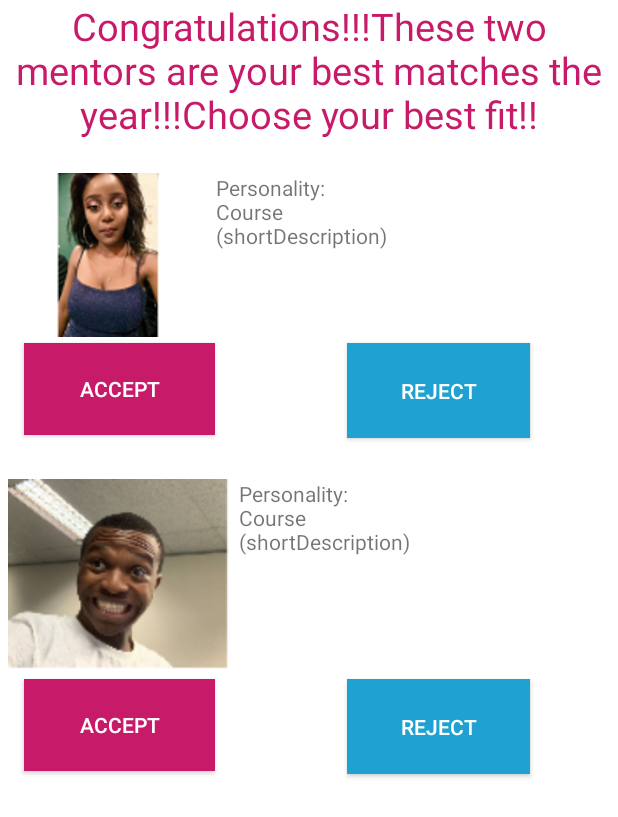
After one commit to Stelele/FirabaseTryout, an Android app: the layout final_results.xml on its own in the app's theme, with its tools: preview values and no code run, on a phone screen of 412 x 824 dp. The commit adds this screen. Shown: the top 817 px of the screen. Run offline under Robolectric (Android 15) with nearby library versions, the phone set to English and light mode, and no system bars.

Commit message:
Modified GameLogic Class
Merge branch 'giftEdit' of https://github.com/Stelele/FirabaseTryout into Lindelani

# Conflicts:
#	app/build.gradle
#	app/src/main/java/com/example/firabasetryout/Main2Activity.java
#	app/src/main/res/values/strings.xml

```diff
--- a/app/src/main/java/com/example/firabasetryout/GameLogic.java
+++ b/app/src/main/java/com/example/firabasetryout/GameLogic.java
@@ -61,6 +61,7 @@ public class GameLogic extends AppCompatActivity {
      * */
     public void getMatches(){
         //Get matches after the final proceed button hav been clicked
+
     }
 
     /**
@@ -108,6 +109,9 @@ public class GameLogic extends AppCompatActivity {
                         //Toast to the display the results
                         Toast.makeText(v.getContext(), test.getMax(), Toast.LENGTH_LONG).show();
                         //Call Match
+                        //Display Results screen
+                        setContentView(R.layout.final_results);
+
                     }
                 default:
                     break;
--- a/app/src/main/java/com/example/firabasetryout/MainActivity.java
+++ b/app/src/main/java/com/example/firabasetryout/MainActivity.java
@@ -26,13 +26,15 @@ public class MainActivity extends AppCompatActivity {
         myRef.child("gnoewngeie").child("mary").setValue("Hello World");
 
         Button btnLogin = findViewById(R.id.btnLogIn);
+        Button btnSignUp = findViewById(R.id.btnSingUp);
 
-        ButtonClickListner buttonListen = new ButtonClickListner();
+        ButtonClickListener buttonListen = new ButtonClickListener();
         btnLogin.setOnClickListener(buttonListen);
+        btnSignUp.setOnClickListener(buttonListen);
 
     }
 
-    public class ButtonClickListner implements View.OnClickListener{
+    public class ButtonClickListener implements View.OnClickListener{
 
         @Override
         public void onClick(View v) {
--- /dev/null
+++ b/app/src/main/res/layout/final_results.xml
@@ -0,0 +1,119 @@
+<?xml version="1.0" encoding="utf-8"?>
+<LinearLayout xmlns:android="http://schemas.android.com/apk/res/android"
+    xmlns:app="http://schemas.android.com/apk/res-auto"
+    xmlns:tools="http://schemas.android.com/tools"
+    android:orientation="vertical" android:layout_width="match_parent"
+    android:layout_height="match_parent"
+    android:background="@color/cardview_light_background">
+    <TextView
+        android:id="@+id/textView4"
+        android:layout_width="match_parent"
+        android:layout_height="115dp"
+        android:text="@string/final_msg"
+        android:textAlignment="center"
+        android:textColor="@color/purple"
+        android:textSize="25dp" />
+
+    <androidx.constraintlayout.widget.ConstraintLayout
+        android:layout_width="match_parent"
+        android:layout_height="200dp">
+
+        <ImageView
+            android:id="@+id/img_mentor1"
+            android:layout_width="144dp"
+            android:layout_height="109dp"
+            android:src="@drawable/mentor_1"
+            app:layout_constraintStart_toStartOf="parent"
+            app:layout_constraintTop_toTopOf="parent" />
+
+        <TextView
+            android:id="@+id/textView5"
+            android:layout_width="160dp"
+            android:layout_height="113dp"
+            android:layout_marginBottom="3dp"
+            android:text="Personality:\nCourse\n(shortDescription)"
+            app:layout_constraintBottom_toBottomOf="@+id/img_mentor1"
+            app:layout_constraintStart_toEndOf="@+id/img_mentor1"
+            app:layout_constraintTop_toTopOf="parent"
+            app:layout_constraintVertical_bias="0.0" />
+
+        <Button
+            android:id="@+id/button"
+            android:layout_width="122dp"
+            android:layout_height="63dp"
+            android:background="@color/blue"
+            android:text="Reject"
+            android:textColor="@color/cardview_light_background"
+            app:layout_constraintEnd_toEndOf="parent"
+            app:layout_constraintHorizontal_bias="0.6"
+            app:layout_constraintStart_toEndOf="@+id/button2"
+            app:layout_constraintTop_toTopOf="@+id/button2" />
+
+        <Button
+            android:id="@+id/button2"
+            android:layout_width="127dp"
+            android:layout_height="61dp"
+            android:layout_marginStart="16dp"
+            android:layout_marginLeft="16dp"
+            android:layout_marginTop="4dp"
+            android:text="Accept"
+            android:textColor="@color/cardview_light_background"
+            android:background="@color/purple"
+            app:layout_constraintStart_toStartOf="parent"
+            app:layout_constraintTop_toBottomOf="@+id/img_mentor1" />
+
+    </androidx.constraintlayout.widget.ConstraintLayout>
+
+    <androidx.constraintlayout.widget.ConstraintLayout
+        android:layout_width="match_parent"
+        android:layout_height="263dp">
+
+        <ImageView
+            android:id="@+id/img_mentor2"
+            android:layout_width="159dp"
+            android:layout_height="129dp"
+            android:layout_marginTop="4dp"
+            android:src="@drawable/mentor_2"
+            app:layout_constraintStart_toStartOf="parent"
+            app:layout_constraintTop_toTopOf="parent" />
+
+        <TextView
+            android:id="@+id/textView6"
+            android:layout_width="163dp"
+            android:layout_height="121dp"
+            android:layout_marginBottom="3dp"
+            android:text="Personality:\nCourse\n(shortDescription)"
+            app:layout_constraintBottom_toBottomOf="@+id/img_mentor2"
+            app:layout_constraintStart_toEndOf="@+id/img_mentor2"
+            app:layout_constraintTop_toTopOf="parent"
+            app:layout_constraintVertical_bias="0.444" />
+
+        <Button
+            android:id="@+id/button3"
+            android:layout_width="122dp"
+            android:layout_height="63dp"
+            android:background="@color/blue"
+            android:text="Reject"
+            android:textColor="@color/cardview_light_background"
+            app:layout_constraintEnd_toEndOf="parent"
+            app:layout_constraintHorizontal_bias="0.6"
+            app:layout_constraintStart_toEndOf="@+id/button4"
+            app:layout_constraintTop_toTopOf="@+id/button4" />
+
+        <Button
+            android:id="@+id/button4"
+            android:layout_width="127dp"
+            android:layout_height="61dp"
+            android:layout_marginStart="16dp"
+            android:layout_marginLeft="16dp"
+            android:layout_marginTop="4dp"
+            android:text="Accept"
+            android:textColor="@color/cardview_light_background"
+            android:background="@color/purple"
+            app:layout_constraintStart_toStartOf="parent"
+            app:layout_constraintTop_toBottomOf="@+id/img_mentor2" />
+
+    </androidx.constraintlayout.widget.ConstraintLayout>
+
+
+</LinearLayout>
--- a/app/src/main/res/values/colors.xml
+++ b/app/src/main/res/values/colors.xml
@@ -4,4 +4,6 @@
     <color name="colorPrimaryDark">#00574B</color>
     <color name="colorAccent">#D81B60</color>
     <color name="colorBlue">#8A2BE2</color>
+    <color name="purple">#c71a68</color>
+    <color name="blue">#1fa2d1</color>
 </resources>
--- a/app/src/main/res/values/strings.xml
+++ b/app/src/main/res/values/strings.xml
@@ -10,6 +10,7 @@
     <string name="invalid_password">Password must be >5 characters</string>
     <string name="login_failed">"Login failed"</string>
     <string name="gif_prompt">What do you do?</string>
+    <string name="final_msg">Congratulations!!!These two mentors are your best matches the year!!!Choose your best fit!!</string>
 
     <string-array name="options">
         <item>Select Answer</item>
```
Also changed, not shown: app/src/main/res/drawable/mentor_1.png (added), app/src/main/res/drawable/mentor_2.png (added).
